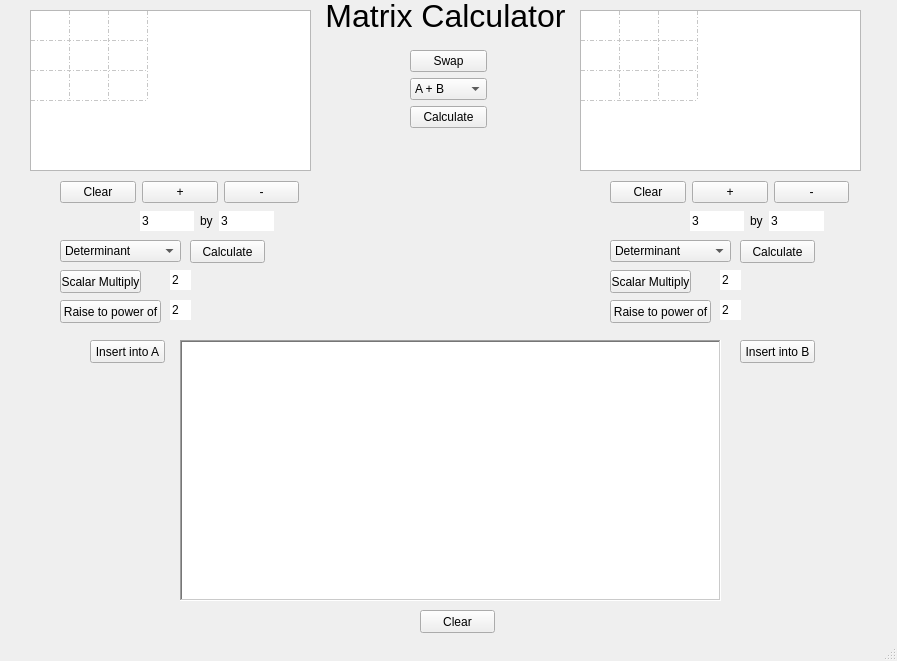
The window that mainwindow.ui (justinhay14/Matrix-Calulator-cpp) describes before a commit, drawn with Qt 5.
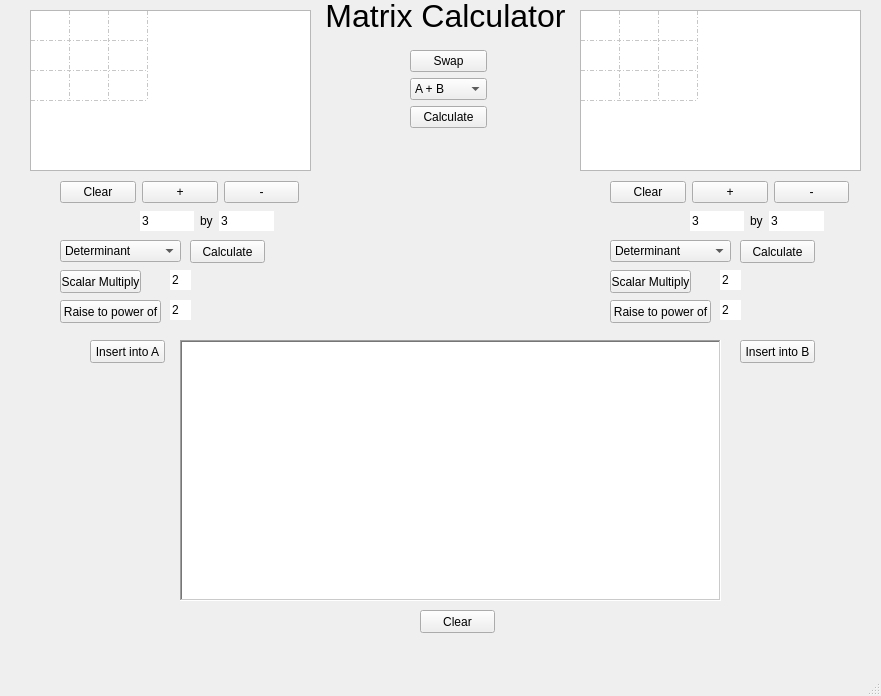
The same window after the commit.

Commit message: got rid of some junk

```diff
--- a/mainwindow.ui
+++ b/mainwindow.ui
@@ -6,8 +6,8 @@
    <rect>
     <x>0</x>
     <y>0</y>
-    <width>897</width>
-    <height>661</height>
+    <width>881</width>
+    <height>696</height>
    </rect>
   </property>
   <property name="windowTitle">
```
Left out of the diff: 32 changed lines with no effect on the pictures. The commit also changes 2 other files.
